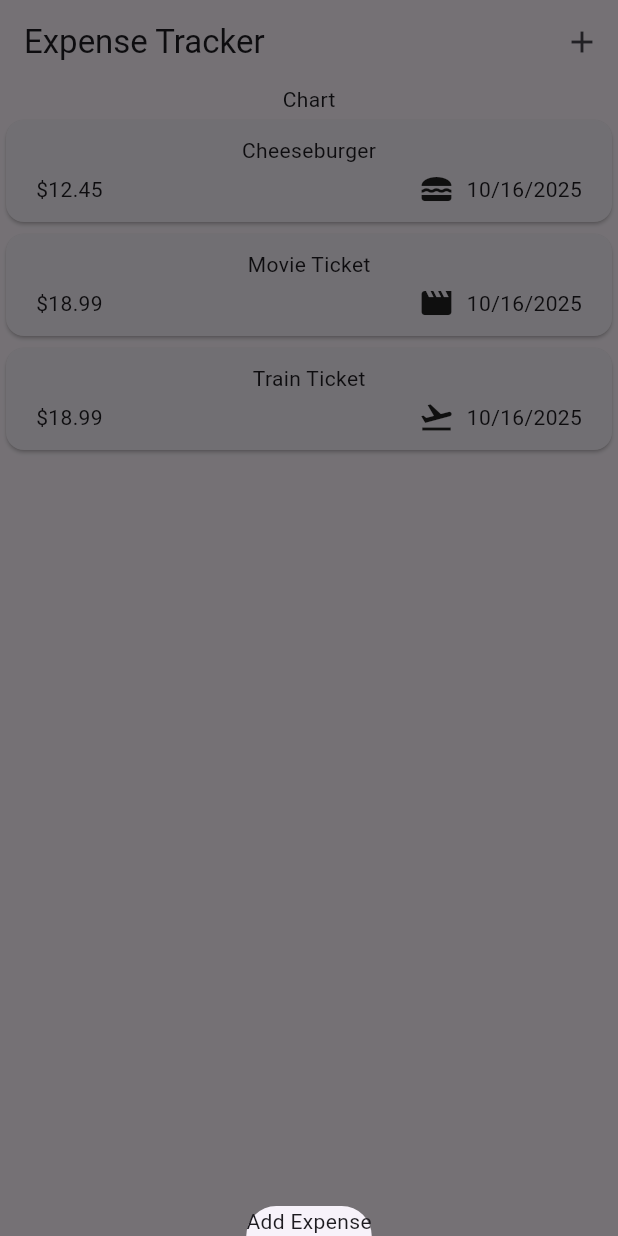
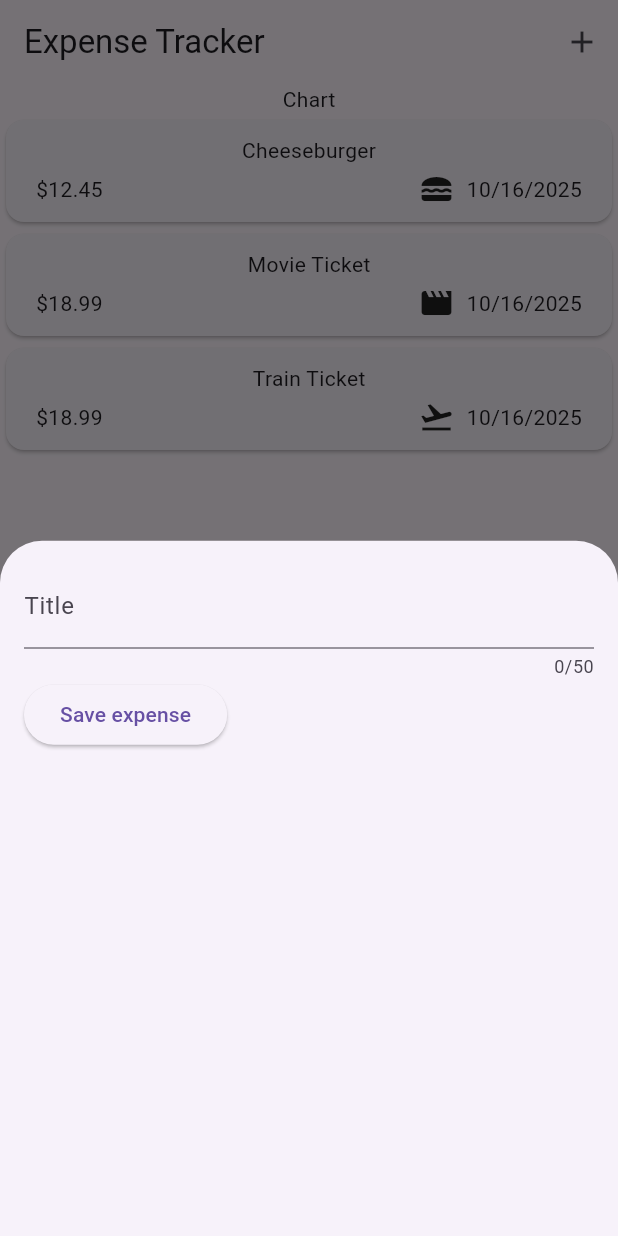
Before and after one commit to HammadM48/expense_tracker, a Flutter app: the screen it shows after launch, after a tap on the "add" icon, on a phone screen of 412 x 824 dp. Run offline on Flutter 3.47's test engine with Material 3 defaults, Android fonts, the phone set to English and light mode, and no system bars.

Commit message:
Added Some Scaffolding to the modal. Added textController for reading title.

```diff
--- a/lib/expenses.dart
+++ b/lib/expenses.dart
@@ -1,5 +1,6 @@
 import 'package:expense_tracker/expenses_list/expenses_list.dart';
 import 'package:expense_tracker/models/expense.dart';
+import 'package:expense_tracker/new_expense.dart';
 import 'package:flutter/material.dart';
 
 class Expenses extends StatefulWidget{
@@ -12,10 +13,8 @@ class Expenses extends StatefulWidget{
 
 class _ExpensesState extends State<Expenses> {
   void _openAddExpenseOverlay() {
-    showModalBottomSheet(
-      context: context,
-      builder: (ctx) => Text('Add Expense'),
-    );
+    showModalBottomSheet(context: context,
+      builder: (ctx) => NewExpense());
   }
 
   final List<Expense> _registeredExpenses = [
--- /dev/null
+++ b/lib/new_expense.dart
@@ -0,0 +1,43 @@
+import 'package:flutter/material.dart';
+
+class NewExpense extends StatefulWidget {
+  const NewExpense({super.key});
+
+  State<NewExpense> createState() {
+    return _NewExpenseState();
+  }
+}
+
+class _NewExpenseState extends State<NewExpense> {
+  final _titleController = TextEditingController();
+  @override
+  void dispose() {
+    _titleController.dispose();
+    super.dispose();
+  }
+
+  @override
+  Widget build(BuildContext) {
+    return Padding(
+      padding: EdgeInsets.all(16),
+      child: Column(
+        children: [
+          TextField(
+            controller: _titleController,
+            maxLength: 50,
+            keyboardType: TextInputType.name,
+            decoration: InputDecoration( label: Text('Title')),
+          ),
+          Row(
+            children: [
+            ElevatedButton(onPressed: () {
+                print(_titleController.text);
+                }, child: Text('Save expense'),
+              ),
+            ],
+          )
+        ],
+      ),
+    );
+  }
+}
```
